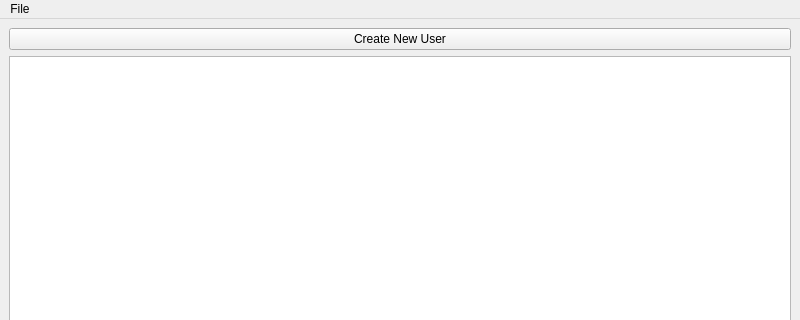
The window that FamilyTree/src/gui/mainwindow.ui (moumitahmad/Stammbaum) describes before a commit, drawn with Qt 5; both pictures show x 0 to 800 and y 0 to 320 of the 800 by 600 pixel window.
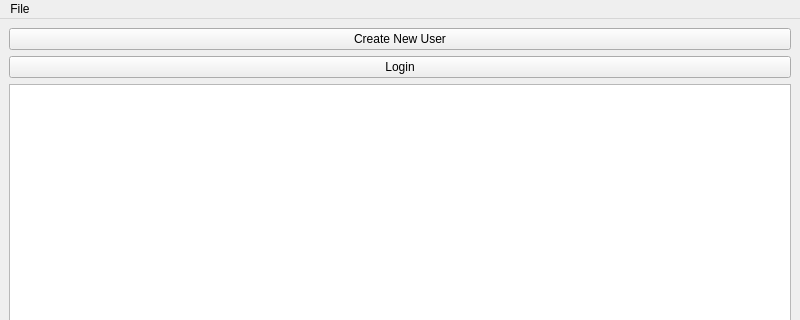
The same window after the commit.

```diff
--- a/FamilyTree/src/gui/mainwindow.ui
+++ b/FamilyTree/src/gui/mainwindow.ui
@@ -15,13 +15,6 @@
   </property>
   <widget class="QWidget" name="centralwidget">
    <layout class="QGridLayout" name="gridLayout_2">
-    <item row="1" column="0">
-     <layout class="QGridLayout" name="gridLayout">
-      <item row="0" column="0">
-       <widget class="QTableWidget" name="tableWidget"/>
-      </item>
-     </layout>
-    </item>
     <item row="0" column="0">
      <layout class="QHBoxLayout" name="horizontalLayout">
       <item>
@@ -33,6 +26,20 @@
       </item>
      </layout>
     </item>
+    <item row="2" column="0">
+     <layout class="QGridLayout" name="gridLayout">
+      <item row="0" column="0">
+       <widget class="QTableWidget" name="tableWidget"/>
+      </item>
+     </layout>
+    </item>
+    <item row="1" column="0">
+     <widget class="QPushButton" name="loginButton">
+      <property name="text">
+       <string>Login</string>
+      </property>
+     </widget>
+    </item>
    </layout>
   </widget>
   <widget class="QMenuBar" name="menubar">
```
